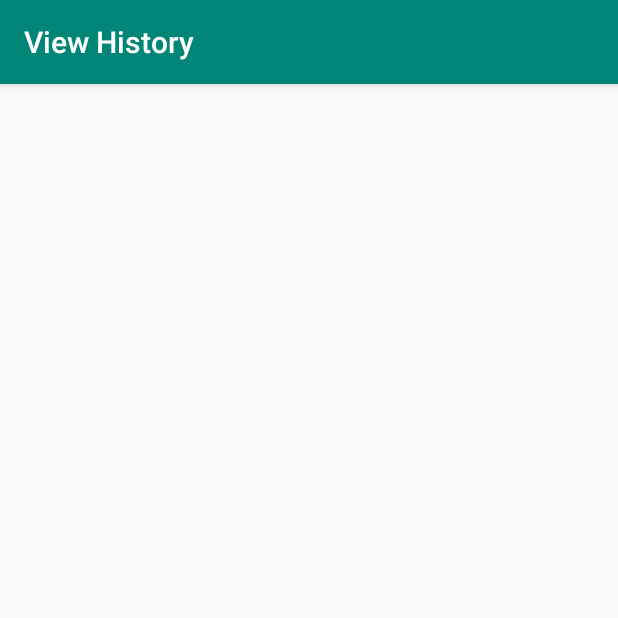
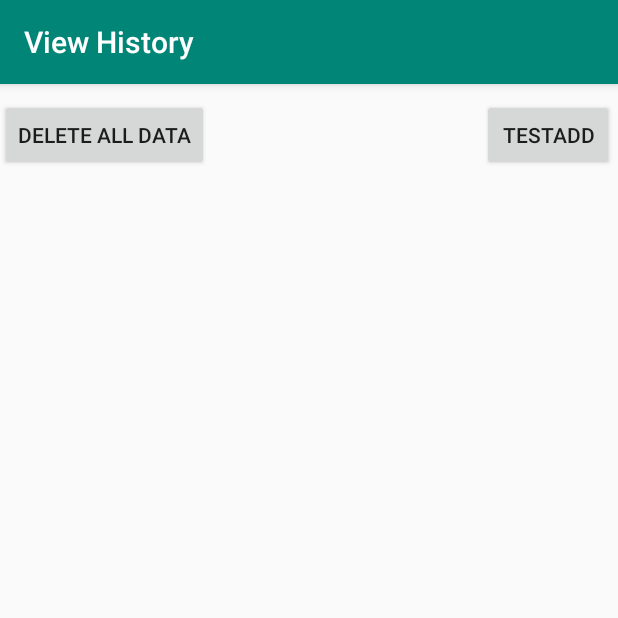
Before and after one commit to soobinchoi54/TipAppAndroid, an Android app: the ViewHistoryActivity screen opened directly, with no data from a screen before it, on a phone screen of 412 x 824 dp, the top half of it. Run offline under Robolectric (Android 15) with nearby library versions, the phone set to English and light mode, and no system bars.

Commit message:
restore files

```diff
--- a/app/src/main/java/com/example/myapplication/ViewHistoryActivity.java
+++ b/app/src/main/java/com/example/myapplication/ViewHistoryActivity.java
@@ -27,13 +27,9 @@ public class ViewHistoryActivity extends AppCompatActivity {
     private HistoryListAdapter adapter;
     private List<Experience> experiences;
 
-    private SQLiteDatabase db;
-    private Cursor cursor;
     @Override
     protected void onCreate(Bundle savedInstanceState) {
         super.onCreate(savedInstanceState);
-        //DataBaseHelper.addExperience(this, "BCD Tofu", "Irvine", "Korean", "$$", "25$", "15%", "20:00", "-1", "0", "+1");
-        //DataBaseHelper.addExperience(this, "HaiDiLao", "Irvine", "Chinese", "$$$$", "100$", "15%", "50:00", "-1", "0", "+1");
         setContentView(R.layout.activity_view_history);
         experiences = new ArrayList<>();
         adapter = new HistoryListAdapter(experiences);
@@ -49,4 +45,13 @@ public class ViewHistoryActivity extends AppCompatActivity {
         adapter.setData(experiences);
     }
 
+    public void onClickDeleteTable(View view) {
+        DataBaseHelper.deleteTable(this);
+        fetchData();
+    }
+
+    public void onClickTest(View view) {
+        DataBaseHelper.testAdd2Experience(this);
+        fetchData();
+    }
 }
--- a/app/src/main/res/layout/activity_view_history.xml
+++ b/app/src/main/res/layout/activity_view_history.xml
@@ -5,14 +5,38 @@
     android:layout_width="match_parent"
     android:layout_height="match_parent"
     tools:context=".ViewHistoryActivity">
+    <RelativeLayout
+        android:layout_width="match_parent"
+        android:layout_height="wrap_content"
+        tools:ignore="MissingConstraints">
+        <Button
+            android:layout_width="wrap_content"
+            android:layout_height="wrap_content"
+            android:text="@string/deleteTable"
+            android:layout_marginTop="10dp"
+            android:onClick="onClickDeleteTable"
+            tools:ignore="MissingConstraints" />
+        <Button
+            android:id="@+id/button"
+            android:layout_width="wrap_content"
+            android:layout_height="wrap_content"
+            android:text="testAdd"
+            android:layout_marginTop="10dp"
+            android:layout_marginLeft="321dp"
+            android:onClick="onClickTest"
+            tools:ignore="MissingConstraints" />
+
+    </RelativeLayout>
+
 
     <androidx.recyclerview.widget.RecyclerView
         android:id="@+id/experienceList"
         android:layout_width="wrap_content"
         android:layout_height="wrap_content"
         android:layout_marginStart="8dp"
-        android:layout_marginTop="8dp"
+        android:layout_marginTop="60dp"
         app:layout_constraintStart_toStartOf="parent"
         app:layout_constraintTop_toTopOf="parent"
         android:layout_marginLeft="8dp" />
+
 </androidx.constraintlayout.widget.ConstraintLayout>
--- a/app/src/main/res/values/strings.xml
+++ b/app/src/main/res/values/strings.xml
@@ -5,6 +5,7 @@
     <string name="ViewHistory_activity">View History</string>
     <string name="new_experience">Start New Experience</string>
     <string name="history_list">View My History List</string>
+    <string name="deleteTable">Delete All Data</string>
 
     <!--    Soobin-->
     <string name="add_experience">Add an Experience</string>
```
Also changed, not shown: app/src/main/java/com/example/myapplication/DataBaseHelper.java (+21 -1 lines), app/src/main/java/com/example/myapplication/HistoryListAdapter.java (+11 -9 lines), 1 other file.
